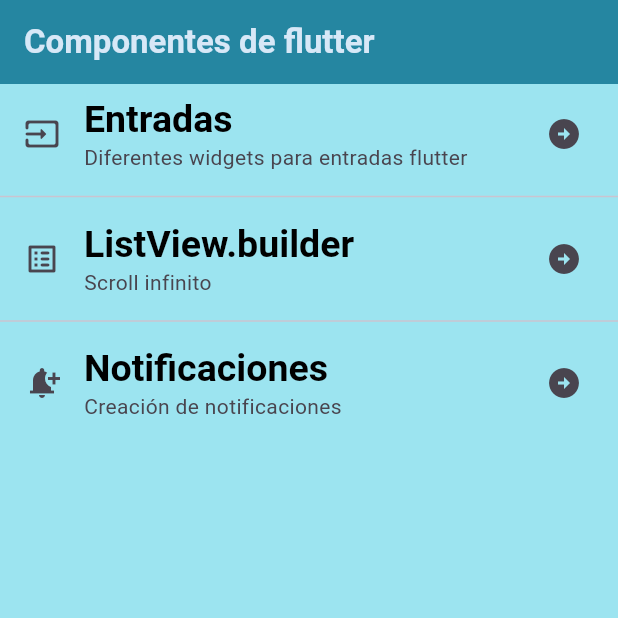
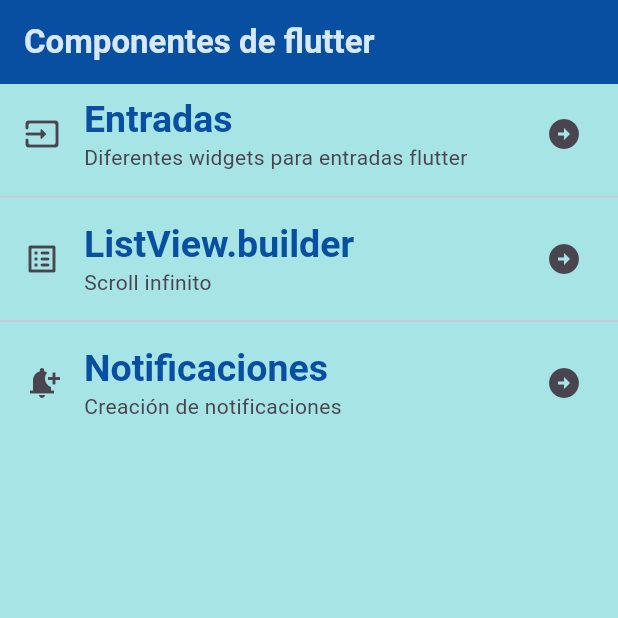
Before and after one commit to Lawitadelimon/componentes_flutter, a Flutter app: the screen it shows after launch, on a phone screen of 412 x 824 dp, the top half of it. Run offline on Flutter 3.47's test engine with Material 3 defaults, Android fonts, the phone set to English and light mode, and no system bars.

Commit message:
Refactoring and creating the AppTheme class

```diff
--- a/lib/main_app.dart
+++ b/lib/main_app.dart
@@ -1,5 +1,7 @@
 import 'package:flutter/material.dart';
-import 'package:practica3/home_screen.dart';
+import 'package:practica3/screens/home_screen.dart';
+import 'package:practica3/theme/app_theme.dart';
+
 
 
 
@@ -11,18 +13,7 @@ class MainApp extends StatelessWidget {
     return  MaterialApp(
       debugShowCheckedModeBanner: false,
       home: const HomeScreen(),
-      theme: ThemeData(
-        scaffoldBackgroundColor: const Color.fromARGB(255, 156, 228, 240),
-        appBarTheme: const AppBarTheme(color: Color.fromARGB(235, 27, 126, 154),),
-        textTheme: const TextTheme(
-          headlineLarge: TextStyle(
-            color: Colors.black,
-            fontSize: 25.0,
-            fontWeight: FontWeight.bold,
-            fontFamily: 'sans-serif',
-          )
-        ),
-      ),
+      theme: AppTheme.lightTheme,
     );
   }
 }
--- /dev/null
+++ b/lib/theme/app_theme.dart
@@ -0,0 +1,21 @@
+import 'package:flutter/material.dart';
+
+class AppTheme{
+  // Declaraciones de color
+  static const mainColor = Color.fromARGB(255, 8, 79, 161);
+  static const backColor = Color.fromARGB(248, 164, 227, 229);
+
+  //Declaraciones del tema claro
+  static final ThemeData lightTheme = ThemeData.light().copyWith(
+    scaffoldBackgroundColor: backColor,
+    appBarTheme: const AppBarTheme(color: mainColor),
+    textTheme: const TextTheme(
+      headlineLarge: TextStyle(
+        color: mainColor,
+        fontSize: 25.0,
+        fontWeight: FontWeight.bold,
+        fontFamily: 'sans-serif',
+      ),
+    ),
+  );
+}
```
Also changed, not shown: lib/screens/home_screen.dart (renamed from lib/home_screen.dart).
